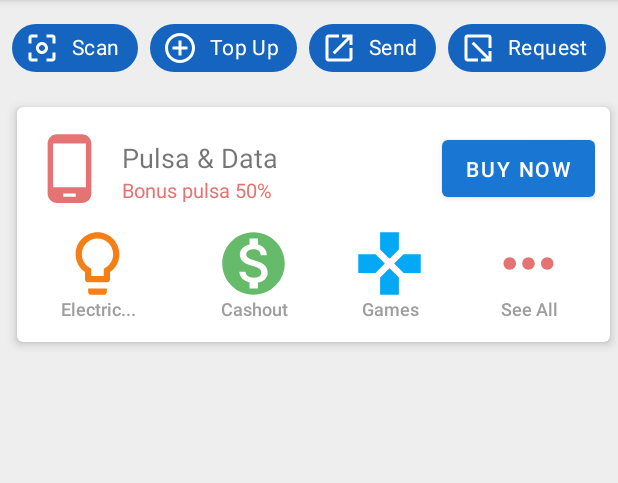
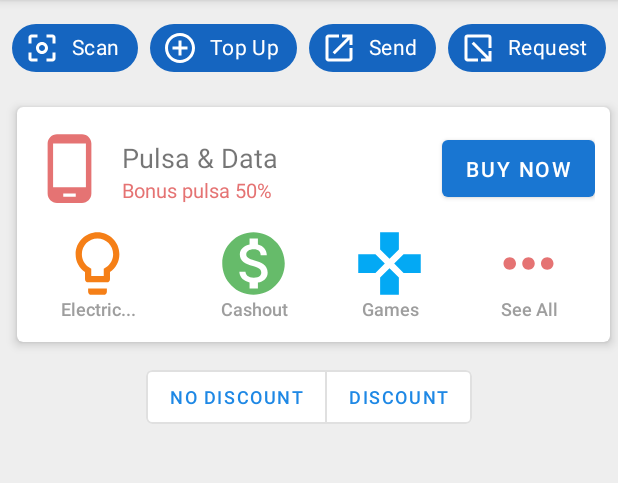
Before and after one commit to wamillard/CPSC_3367_Layout_Assignment, an Android app: the screen it shows after launch (MainActivity), on a phone screen of 412 x 824 dp, the part 84-567 px from its top. Run offline under Robolectric (Android 15) with nearby library versions, the phone set to English and light mode, and no system bars.

Commit message:
Discount Toggle finished

```diff
--- a/app/src/main/java/com/ualr/layoutassignment/MainActivity.java
+++ b/app/src/main/java/com/ualr/layoutassignment/MainActivity.java
@@ -17,6 +17,28 @@ public class MainActivity extends AppCompatActivity {
         super.onCreate(savedInstanceState);
         mBinding=ActivityMainBinding.inflate(getLayoutInflater());
         setContentView(mBinding.getRoot());
+
+//        mBinding.btnFull.setSelected(true);
+    }
+
+
+
+    public void applyDiscount()
+    {
+
+        return;
+    }
+
+    public void removeDiscount()
+    {
+
+        return;
+    }
+
+    public void recalculate()
+    {
+
+        return;
     }
 
 }
--- a/app/src/main/res/layout/activity_main.xml
+++ b/app/src/main/res/layout/activity_main.xml
@@ -170,5 +170,31 @@
 
 
         </androidx.cardview.widget.CardView>
+
+        <com.google.android.material.button.MaterialButtonToggleGroup
+            app:singleSelection="true"
+            android:layout_width="wrap_content"
+            android:layout_height="wrap_content"
+            app:layout_constraintTop_toBottomOf="@id/cardBuyNow"
+            app:layout_constraintStart_toStartOf="parent"
+            app:layout_constraintEnd_toEndOf="parent"
+            android:layout_marginTop="5dp">
+
+            <com.google.android.material.button.MaterialButton
+                android:id="@+id/btnFull"
+                style="@style/Button.Blue.Group"
+                android:onClick="removeDiscount"
+                android:text="No Discount" />
+
+            <com.google.android.material.button.MaterialButton
+                android:id="@+id/btnDiscount"
+                style="@style/Button.Blue.Group"
+                android:onClick="applyDiscount"
+                android:text="Discount" />
+
+        </com.google.android.material.button.MaterialButtonToggleGroup>
+
+
+
     </androidx.constraintlayout.widget.ConstraintLayout>
 </ScrollView>
--- a/app/src/main/res/values/styles.xml
+++ b/app/src/main/res/values/styles.xml
@@ -40,6 +40,9 @@
     <style name="Button.Blue.Group" parent="@style/Widget.MaterialComponents.Button.OutlinedButton">
         <item name="android:textColor">@color/btn_group_txt</item>
         <item name="backgroundTint">@color/btn_group_bg</item>
+        <item name="android:layout_width">wrap_content</item>
+        <item name="android:layout_height">wrap_content</item>
+        <item name="android:textSize">12dp</item>
     </style>
 
     <style name="CardView.White" parent="Widget.MaterialComponents.CardView">
```
Also changed, not shown: 39 other files.
